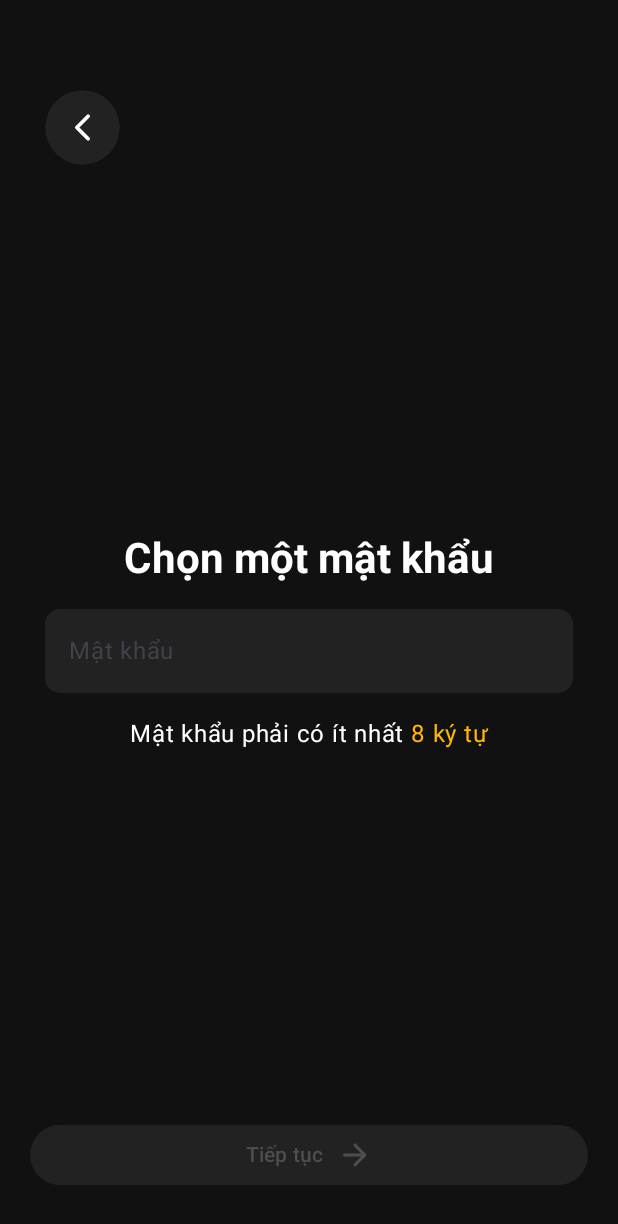
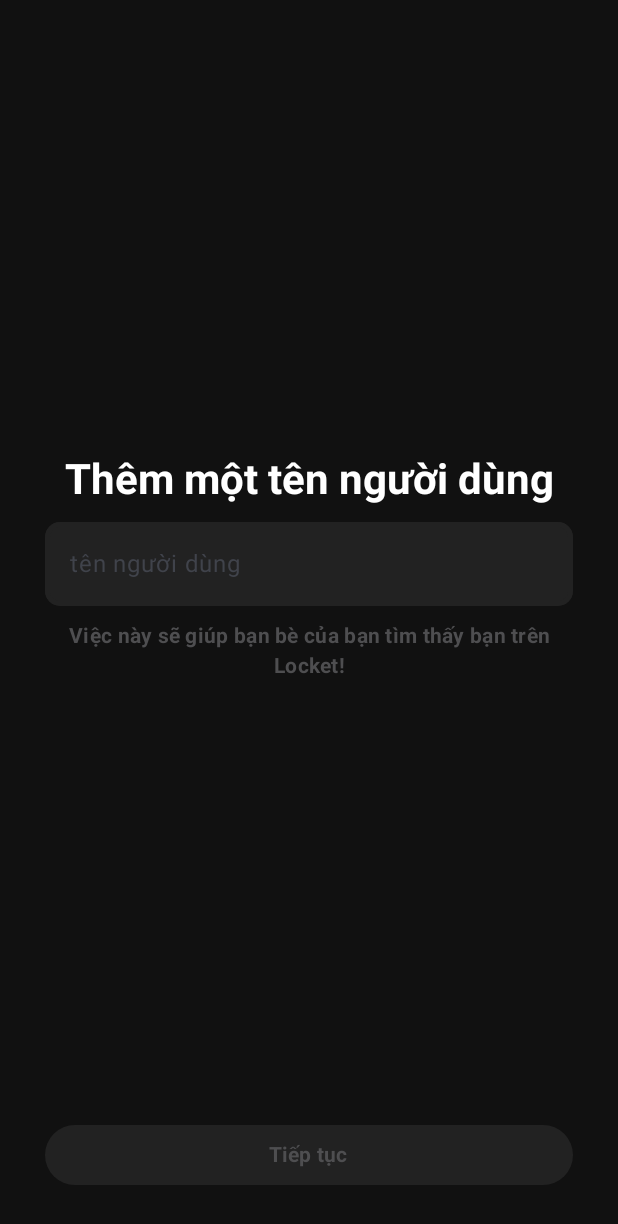
Before and after one commit to nmthanh31/MyLocket, an Android app built with Jetpack Compose: the screen it shows after launch (MainActivity), on a phone screen of 412 x 824 dp. Shown: the top 1224 px of the screen. Run offline under Robolectric (Android 15) with nearby library versions, the phone set to English and light mode, and no system bars.

Commit message:
UI ChooseUsernameScreen

```diff
--- a/app/src/main/java/com/nmthanh31/mylocket/MainActivity.kt
+++ b/app/src/main/java/com/nmthanh31/mylocket/MainActivity.kt
@@ -35,6 +35,7 @@ import androidx.compose.ui.tooling.preview.Preview
 import androidx.compose.ui.unit.dp
 import androidx.core.view.WindowCompat
 import com.nmthanh31.mylocket.screens.ChoosePasswordScreen
+import com.nmthanh31.mylocket.screens.ChooseUsernameScreen
 import com.nmthanh31.mylocket.screens.RegisterScreen
 import com.nmthanh31.mylocket.screens.WelcomeScreen
 import com.nmthanh31.mylocket.ui.theme.MyLocketTheme
@@ -49,7 +50,8 @@ class MainActivity : ComponentActivity() {
                 Scaffold(modifier = Modifier.fillMaxSize()) { paddingValues ->
 //                    WelcomeScreen(modifier = Modifier.fillMaxSize())
 //                    RegisterScreen(modifier = Modifier.fillMaxSize().padding(paddingValues))
-                    ChoosePasswordScreen(modifier = Modifier.fillMaxSize().padding(paddingValues))
+//                    ChoosePasswordScreen(modifier = Modifier.fillMaxSize().padding(paddingValues))
+                    ChooseUsernameScreen(modifier = Modifier.fillMaxSize().padding(paddingValues))
                 }
 
             }
--- /dev/null
+++ b/app/src/main/java/com/nmthanh31/mylocket/screens/ChooseUsernameScreen.kt
@@ -0,0 +1,203 @@
+package com.nmthanh31.mylocket.screens
+
+import androidx.compose.foundation.Image
+import androidx.compose.foundation.background
+import androidx.compose.foundation.border
+import androidx.compose.foundation.layout.Arrangement
+import androidx.compose.foundation.layout.Column
+import androidx.compose.foundation.layout.Row
+import androidx.compose.foundation.layout.Spacer
+import androidx.compose.foundation.layout.fillMaxSize
+import androidx.compose.foundation.layout.fillMaxWidth
+import androidx.compose.foundation.layout.height
+import androidx.compose.foundation.layout.padding
+import androidx.compose.foundation.layout.size
+import androidx.compose.foundation.shape.RoundedCornerShape
+import androidx.compose.material3.Button
+import androidx.compose.material3.ButtonDefaults
+import androidx.compose.material3.ExperimentalMaterial3Api
+import androidx.compose.material3.Icon
+import androidx.compose.material3.MaterialTheme
+import androidx.compose.material3.Text
+import androidx.compose.material3.TextField
+import androidx.compose.material3.TextFieldDefaults
+import androidx.compose.runtime.Composable
+import androidx.compose.runtime.getValue
+import androidx.compose.runtime.mutableStateOf
+import androidx.compose.runtime.remember
+import androidx.compose.runtime.setValue
+import androidx.compose.ui.Alignment
+import androidx.compose.ui.Modifier
+import androidx.compose.ui.draw.clip
+import androidx.compose.ui.graphics.Color
+import androidx.compose.ui.res.painterResource
+import androidx.compose.ui.text.font.Font
+import androidx.compose.ui.text.font.FontFamily
+import androidx.compose.ui.text.font.FontWeight
+import androidx.compose.ui.text.style.TextAlign
+import androidx.compose.ui.tooling.preview.Preview
+import androidx.compose.ui.unit.dp
+import com.nmthanh31.mylocket.R
+import com.nmthanh31.mylocket.ui.theme.Amber
+import com.nmthanh31.mylocket.ui.theme.Background
+import com.nmthanh31.mylocket.ui.theme.Charcoal
+
+
+@OptIn(ExperimentalMaterial3Api::class)
+@Composable
+fun ChooseUsernameScreen(modifier: Modifier = Modifier) {
+
+    val usernameList = listOf("user1", "user2", "user3", "user4")
+
+    var username by remember{
+        mutableStateOf("")
+    }
+
+    val isTrueUsername = remember(username, usernameList) {
+        !usernameList.contains(username) && username.length>3 && !username[0].isDigit()
+    }
+
+    val message = when {
+        username.length <= 3 -> "  Phải dài hơn 3 ký tự"
+        usernameList.contains(username) -> "  Rất tiếc, tên người dùng này đã có người sử dụng"
+        username.isNotEmpty() && username[0].isDigit() -> "  Phải bắt đầu bằng một chữ"
+        else -> "" // Trả về chuỗi rỗng nếu không có điều kiện nào thỏa mãn
+    }
+    Column(
+        modifier = Modifier
+            .fillMaxSize()
+            .background(Background),
+        horizontalAlignment = Alignment.CenterHorizontally,
+        verticalArrangement = Arrangement.SpaceBetween
+    ){
+        Spacer(modifier = Modifier.height(10.dp))
+
+        Column(
+            modifier = Modifier
+                .fillMaxWidth(),
+            horizontalAlignment = Alignment.CenterHorizontally
+        ){
+            Text(
+                text = "Thêm một tên người dùng",
+                color = Color.White,
+                style = MaterialTheme.typography.headlineMedium,
+                fontWeight = FontWeight.Bold,
+                fontFamily = FontFamily.SansSerif
+            )
+
+            TextField(
+                value = username,
+                onValueChange = {
+                        input -> run{
+                            username = input.lowercase()
+                    }
+                },
+                modifier = Modifier
+                    .fillMaxWidth()
+                    .padding(start = 30.dp, end = 30.dp, top = 10.dp, bottom = 10.dp)
+                    .clip(shape = RoundedCornerShape(10.dp))
+                    .border(
+                        width = 3.dp,
+                        color = if (username.isEmpty()) Charcoal else if (isTrueUsername) Charcoal else Color.Red,
+                        shape = RoundedCornerShape(10.dp)
+                    ),
+                colors = TextFieldDefaults.textFieldColors(
+                    containerColor = Charcoal,
+                    focusedIndicatorColor = Color.Transparent,
+                    unfocusedIndicatorColor = Color.Transparent,
+                    focusedTextColor = Color.White,
+                    unfocusedTextColor = Color.White,
+                    cursorColor = Color.White
+                ),
+                placeholder = {
+                    Text(
+                        text = "tên người dùng",
+                        textAlign = TextAlign.Center
+                    )
+                },
+                singleLine = true,
+
+            )
+
+            if (username.isEmpty()){
+                Text(
+                    text = "Việc này sẽ giúp bạn bè của bạn tìm thấy bạn trên Locket!",
+                    color = Color(0xFF4E4E50),
+                    fontWeight = FontWeight.Bold,
+                    style = MaterialTheme.typography.bodyMedium,
+                    modifier = Modifier
+                        .padding(start = 30.dp, end = 30.dp),
+                    textAlign = TextAlign.Center
+                )
+            }else{
+                if (isTrueUsername){
+                    Row {
+                        Image(
+                            painter = painterResource(id = R.drawable.logo),
+                            contentDescription = null,
+                            modifier = Modifier
+                                .size(25.dp)
+                                .clip(shape = RoundedCornerShape(20.dp)),
+                        )
+
+                        Text(
+                            text = "  Có sẵn!",
+                            color = Amber,
+                            style = MaterialTheme.typography.bodyLarge,
+                            fontWeight = FontWeight.Bold,
+                            fontFamily = FontFamily.SansSerif
+                        )
+                    }
+                }else{
+                    Row(
+                        modifier = Modifier.padding(start = 30.dp, end = 30.dp)
+                    ) {
+                        Image(
+                            painter = painterResource(id = R.drawable.xcirclered),
+                            contentDescription = null,
+                            modifier = Modifier
+                                .size(24.dp)
+                                .clip(shape = RoundedCornerShape(20.dp)),
+                        )
+
+                        Text(
+                            text = message,
+                            color = Color.Red,
+                            fontWeight = FontWeight.Bold,
+                            fontFamily = FontFamily.SansSerif,
+                            style = MaterialTheme.typography.bodyLarge
+                        )
+                    }
+                }
+            }
+
+
+
+        }
+
+        Button(
+            modifier = Modifier
+                .fillMaxWidth()
+                .padding(start = 30.dp, end = 30.dp, bottom = 30.dp),
+            onClick = { /*TODO*/ },
+            colors = ButtonDefaults.buttonColors(
+                containerColor = Amber,
+                contentColor = Color.Black,
+                disabledContainerColor = Charcoal,
+                disabledContentColor = Color(0xFF4E4E50)
+            ),
+            enabled = isTrueUsername
+        ) {
+            Text(
+                text = "Tiếp tục",
+                fontWeight = FontWeight.Bold
+            )
+        }
+    }
+}
+
+@Preview
+@Composable
+fun PreviewChooseUsernameScreen(){
+    ChooseUsernameScreen()
+}
--- a/app/src/main/java/com/nmthanh31/mylocket/screens/RegisterScreen.kt
+++ b/app/src/main/java/com/nmthanh31/mylocket/screens/RegisterScreen.kt
@@ -124,6 +124,7 @@ fun RegisterScreen(modifier: Modifier = Modifier){
                     cursorColor = Color.White, // Màu con trỏ
                     focusedIndicatorColor = Color.Transparent,
                     unfocusedIndicatorColor = Color.Transparent,
+                    unfocusedTextColor = Color.White
                 ),
                 placeholder = {
                     Text(text = "Địa chỉ email")
@@ -178,7 +179,8 @@ fun RegisterScreen(modifier: Modifier = Modifier){
             ) {
                 Text(
                     text = "Tiếp tục",
-                    color = if (isEmailValid) Color.Black else Color(0xFF4E4E50)
+                    color = if (isEmailValid) Color.Black else Color(0xFF4E4E50),
+                    fontWeight = FontWeight.Bold
                 )
 
                 Spacer(modifier = Modifier.width(8.dp))
```
Also changed, not shown: app/src/main/java/com/nmthanh31/mylocket/screens/ChooseNameScreen.kt (added, +145 -0 lines), app/src/main/java/com/nmthanh31/mylocket/screens/ChoosePasswordScreen.kt (+5 -3 lines), app/src/main/res/drawable/xcirclered.png (added).
